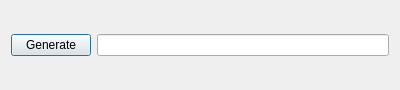
Old version of the form tools/editor/application/VadonEditor/UI/Utilities/UUIDDialog.ui in the repository janos-ijgyarto/vadon.
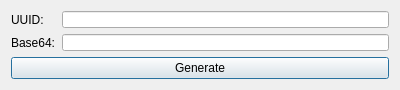
New version of the form.

The edit to the form file:
```diff
--- a/tools/editor/application/VadonEditor/UI/Utilities/UUIDDialog.ui
+++ b/tools/editor/application/VadonEditor/UI/Utilities/UUIDDialog.ui
@@ -25,25 +25,42 @@
   <property name="modal">
    <bool>true</bool>
   </property>
-  <layout class="QVBoxLayout" name="verticalLayout" stretch="1">
+  <layout class="QVBoxLayout" name="verticalLayout" stretch="0,0">
    <item>
-    <layout class="QHBoxLayout" name="horizontalLayout">
-     <item>
-      <widget class="QPushButton" name="generateButton">
-       <property name="text">
-        <string>Generate</string>
-       </property>
-      </widget>
-     </item>
-     <item>
+    <layout class="QGridLayout" name="mainGrid">
+     <item row="0" column="1">
       <widget class="QLineEdit" name="uuidLineEdit">
        <property name="readOnly">
-        <bool>true</bool>
+        <bool>false</bool>
        </property>
       </widget>
      </item>
+     <item row="0" column="0">
+      <widget class="QLabel" name="uuidLabel">
+       <property name="text">
+        <string>UUID:</string>
+       </property>
+      </widget>
+     </item>
+     <item row="1" column="0">
+      <widget class="QLabel" name="base64Label">
+       <property name="text">
+        <string>Base64:</string>
+       </property>
+      </widget>
+     </item>
+     <item row="1" column="1">
+      <widget class="QLineEdit" name="base64LineEdit"/>
+     </item>
     </layout>
    </item>
+   <item>
+    <widget class="QPushButton" name="generateButton">
+     <property name="text">
+      <string>Generate</string>
+     </property>
+    </widget>
+   </item>
   </layout>
  </widget>
  <resources/>
```
Left out of the diff: 56 changed lines with no effect on the pictures.
